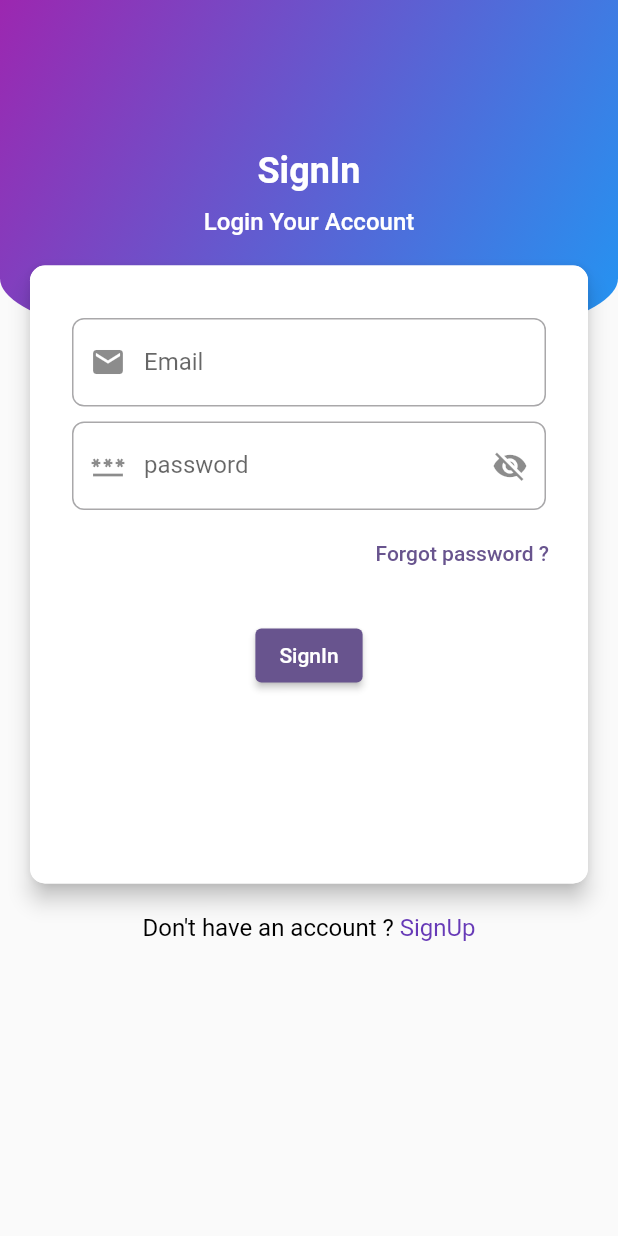
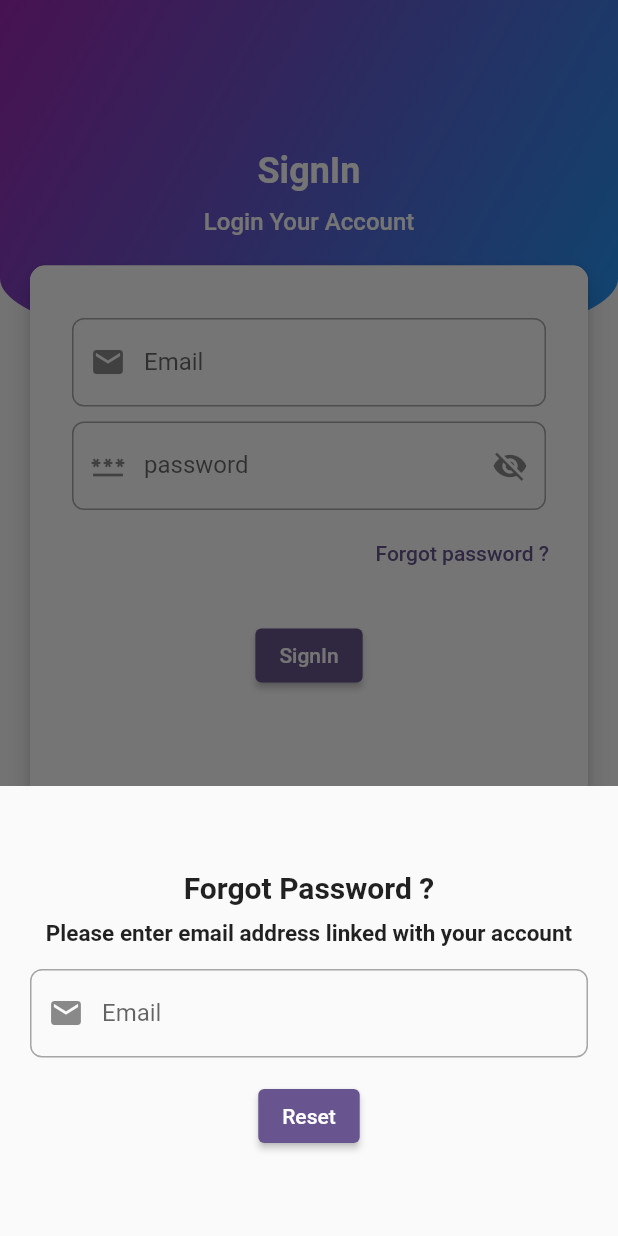
Before and after one commit to safvansafvan/firebase_msg, a Flutter app: the screen it shows after launch, after a tap on "Forgot password ?", on a phone screen of 412 x 824 dp. Run offline on Flutter 3.47's test engine with Material 3 defaults, Android fonts, the phone set to English and light mode, and no system bars; our stand-ins replace cloud_firestore, connectivity_plus, firebase_auth, firebase_core, fluttertoast, get and 1 more; accounts and stored records are empty.

Commit message:
forgot password option add in show model bottom sheet

```diff
--- a/lib/controller/getx/auth_controller.dart
+++ b/lib/controller/getx/auth_controller.dart
@@ -86,6 +86,21 @@ class AuthCtrl extends GetxController {
     }
   }
 
+  TextEditingController forgotPasswordCtrl = TextEditingController();
+  Future<void> forgotPassword(context) async {
+    try {
+      await FirebaseAuth.instance
+          .sendPasswordResetEmail(email: forgotPasswordCtrl.text.trim())
+          .then((value) {
+        Navigator.pop(context);
+        forgotPasswordCtrl.clear();
+        showMsgBar(msg: 'Check Email Inbox');
+      });
+    } catch (e) {
+      log(e.toString());
+    }
+  }
+
   Future<void> logout(context) async {
     try {
       await FirebaseAuth.instance.signOut();
--- a/lib/view/auth/signin.dart
+++ b/lib/view/auth/signin.dart
@@ -2,6 +2,7 @@ import 'package:firebase_msg/controller/getx/auth_controller.dart';
 import 'package:firebase_msg/controller/getx/connectivity_controller.dart';
 import 'package:firebase_msg/controller/utils/msg_bar.dart';
 import 'package:firebase_msg/view/auth/signUp.dart';
+import 'package:firebase_msg/view/widget/forgot_password_pop.dart';
 import 'package:firebase_msg/view/widget/text_form_common.dart';
 import 'package:flutter/material.dart';
 import 'package:get/get.dart';
@@ -98,7 +99,9 @@ class LoginView extends StatelessWidget {
                                   Align(
                                     alignment: Alignment.topRight,
                                     child: TextButton(
-                                      onPressed: () {},
+                                      onPressed: () {
+                                        showModelBottomSheet(context);
+                                      },
                                       child: const Text(
                                         'Forgot password ?',
                                       ),
--- /dev/null
+++ b/lib/view/widget/forgot_password_pop.dart
@@ -0,0 +1,43 @@
+import 'package:firebase_msg/controller/getx/auth_controller.dart';
+import 'package:firebase_msg/view/widget/text_form_common.dart';
+import 'package:flutter/material.dart';
+import 'package:get/get.dart';
+
+showModelBottomSheet(BuildContext context) {
+  final ac = Get.put(AuthCtrl());
+  return showModalBottomSheet(
+    context: context,
+    builder: (context) {
+      return SizedBox(
+        height: 300,
+        child: Padding(
+          padding: const EdgeInsets.symmetric(horizontal: 10),
+          child: Column(
+            crossAxisAlignment: CrossAxisAlignment.center,
+            mainAxisAlignment: MainAxisAlignment.center,
+            children: [
+              const Text(
+                'Forgot Password ?',
+                style: TextStyle(fontSize: 20, fontWeight: FontWeight.bold),
+              ),
+              const SizedBox(height: 10),
+              const Text('Please enter email address linked with your account',
+                  style: TextStyle(fontSize: 15, fontWeight: FontWeight.w600)),
+              const SizedBox(height: 10),
+              TextFormFieldCmn(
+                  prefixIcn: Icons.email,
+                  controller: ac.forgotPasswordCtrl,
+                  labelText: 'Email'),
+              const SizedBox(height: 10),
+              ElevatedButton(
+                  onPressed: () async {
+                    await ac.forgotPassword(context);
+                  },
+                  child: const Text('Reset'))
+            ],
+          ),
+        ),
+      );
+    },
+  );
+}
--- a/pubspec.yaml
+++ b/pubspec.yaml
@@ -20,6 +20,7 @@ dependencies:
   fluttertoast: ^8.2.4
   connectivity_plus: ^5.0.2
   shared_preferences: ^2.2.2
+  email_validator: ^2.1.17
 
 dev_dependencies:
   flutter_test:
```
Also changed, not shown: pubspec.lock.
